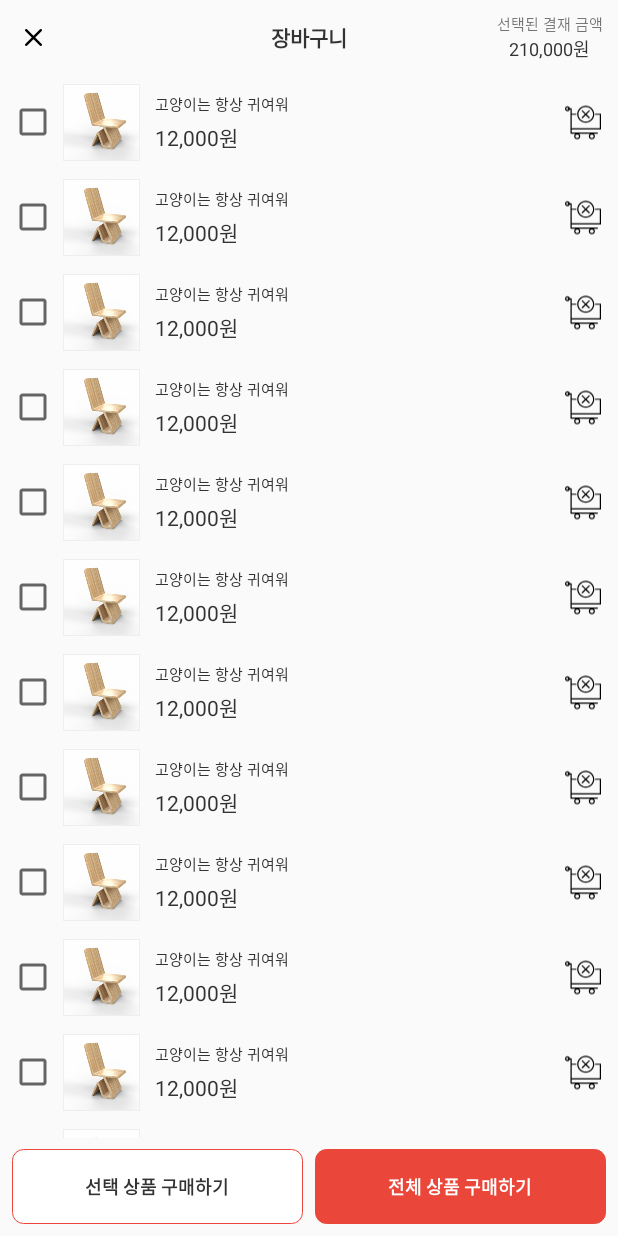
After one commit to doolri1276/ArCoreDemo, an Android app: the layout dialog_cart.xml on its own in the app's theme, with its tools: preview values and no code run, on a phone screen of 412 x 824 dp. The commit adds this screen. Run offline under Robolectric (Android 15) with nearby library versions, the phone set to English and light mode, and no system bars.

Commit message:
- 다이얼로그 디자인

```diff
--- a/app/src/main/AndroidManifest.xml
+++ b/app/src/main/AndroidManifest.xml
@@ -16,7 +16,7 @@
         android:networkSecurityConfig="@xml/network_security_config"
         android:roundIcon="@mipmap/ic_launcher_round"
         android:supportsRtl="true"
-        android:theme="@style/Theme.AppCompat.Light.NoActionBar">
+        android:theme="@style/AppTheme">
 
         <meta-data android:name="com.google.ar.core" android:value="required"/>
 
--- a/app/src/main/java/kr/co/naulsnow/arcoredemo/activities/MainActivity.java
+++ b/app/src/main/java/kr/co/naulsnow/arcoredemo/activities/MainActivity.java
@@ -26,6 +26,7 @@ import com.google.ar.sceneform.ux.BaseArFragment;
 
 import kr.co.naulsnow.arcoredemo.R;
 import kr.co.naulsnow.arcoredemo.adapters.FurnitureListAdapter;
+import kr.co.naulsnow.arcoredemo.dialogs.CartDialog;
 import kr.co.naulsnow.arcoredemo.models.FurnitureItem;
 import kr.co.naulsnow.arcoredemo.network.FurnitureApi;
 import kr.co.naulsnow.arcoredemo.network.NetworkManager;
@@ -192,6 +193,10 @@ public class MainActivity extends AppCompatActivity {
             }
         });
 
+        ivCart.setOnClickListener(v ->
+            showCartDialog()
+        );
+
         ivBack.setOnClickListener(new View.OnClickListener() {
             @Override
             public void onClick(View v) {
@@ -211,6 +216,12 @@ public class MainActivity extends AppCompatActivity {
             });
             rvChairs.setAdapter(furnitureListAdapter);
         }
+    }
+
+    private void showCartDialog(){
+        CartDialog dialog = new CartDialog();
+        dialog.setOnResult(() -> setCartNum());
+        dialog.show(getSupportFragmentManager(), "tag");
     }
 
     @Override
--- /dev/null
+++ b/app/src/main/java/kr/co/naulsnow/arcoredemo/dialogs/CartDialog.java
@@ -0,0 +1,66 @@
+package kr.co.naulsnow.arcoredemo.dialogs;
+
+import android.os.Bundle;
+import android.support.annotation.NonNull;
+import android.support.annotation.Nullable;
+import android.support.v4.app.DialogFragment;
+import android.view.LayoutInflater;
+import android.view.View;
+import android.view.ViewGroup;
+import android.widget.ImageView;
+
+import kr.co.naulsnow.arcoredemo.R;
+
+public class CartDialog extends DialogFragment {
+
+    OnResult onResult;
+
+    //X버튼
+    ImageView ivCancel;
+
+
+
+
+    @Nullable
+    @Override
+    public View onCreateView(@NonNull LayoutInflater inflater, @Nullable ViewGroup container, @Nullable Bundle savedInstanceState) {
+        View view = inflater.inflate(R.layout.dialog_cart, container, false);
+        setViews(view);
+        setListeners();
+        setAppBar();
+        setData();
+        return view;
+    }
+
+    private void setViews(View view) {
+        ivCancel = view.findViewById(R.id.iv_cancel);
+
+    }
+
+    private void setListeners() {
+        ivCancel.setOnClickListener(new View.OnClickListener() {
+            @Override
+            public void onClick(View v) {
+                onResult.finish();
+                getDialog().dismiss();
+            }
+        });
+
+    }
+
+    private void setAppBar() {
+
+    }
+
+    private void setData() {
+
+    }
+
+    public interface OnResult{
+        void finish();
+    }
+
+    public void setOnResult(OnResult onResult) {
+        this.onResult = onResult;
+    }
+}
--- a/app/src/main/java/kr/co/naulsnow/arcoredemo/models/FurnitureItem.java
+++ b/app/src/main/java/kr/co/naulsnow/arcoredemo/models/FurnitureItem.java
@@ -21,6 +21,7 @@ import kr.co.naulsnow.arcoredemo.singletons.FurnitureHelper;
 
 public class FurnitureItem {
 
+    private int furnitureCode;
     private int imageRid;
     private String imageUrl;
     private ViewRenderable viewRenderable;
@@ -49,6 +50,7 @@ public class FurnitureItem {
                 .build()
                 .thenAccept( renderable -> viewRenderable = renderable);
 
+        this.furnitureCode = furnitureItem.getFurnitureID();
         this.context = context;
         price = furnitureItem.getPrice();
         name=furnitureItem.getName();
@@ -177,6 +179,15 @@ public class FurnitureItem {
         return name;
     }
 
+    @Override
+    public boolean equals(Object obj) {
+
+        if(obj instanceof FurnitureItem==false)
+            return false;
+
+        return this.furnitureCode==((FurnitureItem)obj).furnitureCode;
+    }
+
     public interface OnDetachNode{
         void onDetach(int index, AnchorNode anchorNode);
     }
--- /dev/null
+++ b/app/src/main/res/drawable/ic_cart_cancel.xml
@@ -0,0 +1,6 @@
+<vector android:height="24dp" android:viewportHeight="59"
+    android:viewportWidth="59" android:width="24dp" xmlns:android="http://schemas.android.com/apk/res/android">
+    <path android:fillColor="#FF000000" android:pathData="M59,41V15h-9c-0.553,0 -1,0.447 -1,1s0.447,1 1,1h7v22H11V17h7c0.553,0 1,-0.447 1,-1s-0.447,-1 -1,-1h-7V7c0,-0.553 -0.447,-1 -1,-1H7.858C7.411,4.28 5.859,3 4,3C1.794,3 0,4.794 0,7s1.794,4 4,4c1.859,0 3.411,-1.28 3.858,-3H9v7v1v24v1v6c0,0.553 0.447,1 1,1h7.031C15.806,48.912 15,50.359 15,52c0,2.757 2.243,5 5,5s5,-2.243 5,-5c0,-1.641 -0.806,-3.088 -2.031,-4h18.062C39.806,48.912 39,50.359 39,52c0,2.757 2.243,5 5,5s5,-2.243 5,-5c0,-1.641 -0.806,-3.088 -2.031,-4H53c0.553,0 1,-0.447 1,-1s-0.447,-1 -1,-1H11v-5H59zM4,9C2.897,9 2,8.103 2,7s0.897,-2 2,-2c0.737,0 1.375,0.405 1.722,1H5C4.447,6 4,6.447 4,7s0.447,1 1,1h0.722C5.375,8.595 4.737,9 4,9zM20,55c-1.654,0 -3,-1.346 -3,-3s1.346,-3 3,-3s3,1.346 3,3S21.654,55 20,55zM44,55c-1.654,0 -3,-1.346 -3,-3s1.346,-3 3,-3s3,1.346 3,3S45.654,55 44,55z"/>
+    <path android:fillColor="#FF000000" android:pathData="M34,30c7.72,0 14,-6.28 14,-14S41.72,2 34,2S20,8.28 20,16S26.28,30 34,30zM34,4c6.617,0 12,5.383 12,12s-5.383,12 -12,12s-12,-5.383 -12,-12S27.383,4 34,4z"/>
+    <path android:fillColor="#FF000000" android:pathData="M27.636,22.364c0.195,0.195 0.451,0.293 0.707,0.293s0.512,-0.098 0.707,-0.293l4.95,-4.95l4.95,4.95c0.195,0.195 0.451,0.293 0.707,0.293s0.512,-0.098 0.707,-0.293c0.391,-0.391 0.391,-1.023 0,-1.414L35.414,16l4.95,-4.95c0.391,-0.391 0.391,-1.023 0,-1.414s-1.023,-0.391 -1.414,0L34,14.586l-4.95,-4.95c-0.391,-0.391 -1.023,-0.391 -1.414,0s-0.391,1.023 0,1.414l4.95,4.95l-4.95,4.95C27.245,21.341 27.245,21.974 27.636,22.364z"/>
+</vector>
--- /dev/null
+++ b/app/src/main/res/drawable/s_rect_border_gray.xml
@@ -0,0 +1,10 @@
+<?xml version="1.0" encoding="utf-8"?>
+<layer-list xmlns:android="http://schemas.android.com/apk/res/android">
+    <item>
+        <shape android:shape="rectangle">
+
+            <solid android:color="#ffffff" />
+            <stroke android:width="0.7dp" android:color="#eeeeee"/>
+        </shape>
+    </item>
+</layer-list>
--- /dev/null
+++ b/app/src/main/res/drawable/s_rect_rad_border_red.xml
@@ -0,0 +1,10 @@
+<?xml version="1.0" encoding="utf-8"?>
+<layer-list xmlns:android="http://schemas.android.com/apk/res/android">
+    <item>
+        <shape android:shape="rectangle">
+            <corners android:radius="7.5dp" />
+            <solid android:color="#ffffff" />
+            <stroke android:width="0.7dp" android:color="#EA4639"/>
+        </shape>
+    </item>
+</layer-list>
--- /dev/null
+++ b/app/src/main/res/drawable/s_rect_rad_fill_red.xml
@@ -0,0 +1,10 @@
+<?xml version="1.0" encoding="utf-8"?>
+<layer-list xmlns:android="http://schemas.android.com/apk/res/android">
+    <item>
+        <shape android:shape="rectangle">
+            <corners android:radius="7.5dp" />
+            <solid android:color="#EA4639" />
+            <stroke android:width="0.7dp" android:color="#EA4639"/>
+        </shape>
+    </item>
+</layer-list>
--- a/app/src/main/res/layout/activity_main.xml
+++ b/app/src/main/res/layout/activity_main.xml
@@ -37,9 +37,11 @@
         android:layout_height="20dp"
         android:layout_marginLeft="48dp"
         android:layout_marginTop="13dp"
-        android:background="@drawable/s_circle_yellow"
+        android:background="@drawable/s_circle_red"
         android:gravity="center"
         android:text="3"
+        android:visibility="gone"
+        tools:visibility="visible"
         android:textColor="#ffffff"
         android:textSize="12sp"
         android:textStyle="bold" />
--- a/app/src/main/res/layout/custom_appbar.xml
+++ b/app/src/main/res/layout/custom_appbar.xml
@@ -16,6 +16,7 @@
         />
 
     <TextView
+        android:id="@+id/tv_title"
         android:layout_width="wrap_content"
         android:layout_height="wrap_content"
         android:layout_centerInParent="true"
--- /dev/null
+++ b/app/src/main/res/layout/dialog_cart.xml
@@ -0,0 +1,136 @@
+<?xml version="1.0" encoding="utf-8"?>
+<RelativeLayout xmlns:android="http://schemas.android.com/apk/res/android"
+    android:layout_width="match_parent"
+    android:layout_height="match_parent"
+    xmlns:tools="http://schemas.android.com/tools">
+
+    <RelativeLayout
+        android:id="@+id/root_appbar"
+        android:layout_width="match_parent"
+        android:layout_height="50dp"
+        >
+
+        <ImageView
+            android:id="@+id/iv_cancel"
+            android:layout_width="wrap_content"
+            android:layout_height="match_parent"
+            android:paddingStart="16.5dp"
+            android:paddingEnd="16.5dp"
+            android:src="@drawable/ic_close"
+            />
+
+        <TextView
+            android:id="@+id/tv_title"
+            android:layout_width="wrap_content"
+            android:layout_height="wrap_content"
+            android:layout_centerInParent="true"
+            android:text="장바구니"
+            android:textColor="#333333"
+            android:textStyle="bold"
+            android:textSize="14sp"/>
+
+        <LinearLayout
+            android:layout_width="wrap_content"
+            android:orientation="vertical"
+            android:layout_alignParentRight="true"
+            android:layout_centerVertical="true"
+            android:gravity="center"
+            android:layout_marginRight="10dp"
+            android:layout_height="wrap_content">
+
+            <TextView
+                android:layout_width="wrap_content"
+                android:layout_height="wrap_content"
+                android:textSize="10sp"
+                android:text="선택된 결재 금액"/>
+
+            <TextView
+                android:layout_width="wrap_content"
+                android:layout_height="wrap_content"
+                android:textColor="#333333"
+                android:textSize="12sp"
+                android:text="210,000원"/>
+
+        </LinearLayout>
+
+    </RelativeLayout>
+
+    <android.support.v4.widget.NestedScrollView
+        android:id="@+id/nsv"
+        android:layout_below="@id/root_appbar"
+        android:layout_width="match_parent"
+        android:paddingBottom="65dp"
+        android:layout_height="wrap_content">
+
+        <LinearLayout
+            android:orientation="vertical"
+            android:layout_width="match_parent"
+            android:layout_height="wrap_content">
+
+            <include layout="@layout/item_cart"/>
+            <include layout="@layout/item_cart"/>
+            <include layout="@layout/item_cart"/>
+            <include layout="@layout/item_cart"/>
+            <include layout="@layout/item_cart"/>
+            <include layout="@layout/item_cart"/>
+            <include layout="@layout/item_cart"/>
+            <include layout="@layout/item_cart"/>
+            <include layout="@layout/item_cart"/>
+
+            <android.support.v7.widget.RecyclerView
+                android:layout_width="match_parent"
+                tools:listitem="@layout/item_cart"
+                android:layout_height="wrap_content">
+
+            </android.support.v7.widget.RecyclerView>
+
+        </LinearLayout>
+
+    </android.support.v4.widget.NestedScrollView>
+
+    <LinearLayout
+        android:id="@+id/ll_btn_area"
+        android:orientation="horizontal"
+        android:layout_alignBottom="@id/nsv"
+        android:layout_width="match_parent"
+        android:padding="6dp"
+        android:layout_height="wrap_content">
+
+        <TextView
+            android:layout_width="0dp"
+            android:layout_height="50dp"
+            android:layout_weight="1"
+            android:layout_marginTop="2dp"
+            android:layout_marginRight="4dp"
+            android:layout_marginLeft="2dp"
+            android:layout_marginBottom="2dp"
+            android:background="@drawable/s_rect_rad_border_red"
+            android:text="선택 상품 구매하기"
+            android:gravity="center"
+            android:textSize="12sp"
+            android:paddingRight="10dp"
+            android:paddingLeft="10dp"
+            android:textColor="#333333"
+            android:textStyle="bold"
+            />
+
+        <TextView
+            android:layout_width="0dp"
+            android:layout_height="50dp"
+            android:layout_weight="1"
+            android:layout_marginTop="2dp"
+            android:layout_marginRight="2dp"
+            android:layout_marginLeft="4dp"
+            android:layout_marginBottom="2dp"
+            android:textSize="12sp"
+            android:gravity="center"
+            android:paddingRight="10dp"
+            android:paddingLeft="10dp"
+            android:text="전체 상품 구매하기"
+            android:textColor="#ffffff"
+            android:textStyle="bold"
+            android:background="@drawable/s_rect_rad_fill_red"
+            />
+    </LinearLayout>
+
+</RelativeLayout>
--- /dev/null
+++ b/app/src/main/res/layout/item_cart.xml
@@ -0,0 +1,94 @@
+<?xml version="1.0" encoding="utf-8"?>
+<RelativeLayout
+    xmlns:android="http://schemas.android.com/apk/res/android" android:layout_width="match_parent"
+    android:layout_height="wrap_content">
+
+    <LinearLayout
+        android:orientation="horizontal"
+        android:gravity="center_vertical"
+        android:layout_width="match_parent"
+        android:padding="6dp"
+        android:layout_height="wrap_content">
+
+        <CheckBox
+            android:layout_width="wrap_content"
+            android:text=""
+            android:layout_height="wrap_content"
+            />
+
+        <LinearLayout
+            android:layout_width="wrap_content"
+            android:background="@drawable/s_rect_border_gray"
+            android:layout_marginLeft="4dp"
+            android:layout_height="wrap_content">
+            <ImageView
+                android:layout_width="50dp"
+                android:src="@drawable/fur01"
+                android:scaleType="centerCrop"
+                android:layout_margin="0.5dp"
+                android:layout_height="50dp" />
+        </LinearLayout>
+
+        <LinearLayout
+            android:layout_width="0dp"
+            android:layout_weight="1"
+            android:layout_marginLeft="10dp"
+            android:orientation="vertical"
+            android:layout_height="wrap_content">
+
+            <TextView
+                android:layout_width="wrap_content"
+                android:layout_height="wrap_content"
+                android:text="고양이는 항상 귀여워"
+                android:textColor="#333333"
+                android:textSize="10sp"/>
+
+            <TextView
+                android:layout_width="wrap_content"
+                android:layout_height="wrap_content"
+                android:textColor="#333333"
+                android:paddingTop="4dp"
+                android:text="12,000원"/>
+
+        </LinearLayout>
+
+        <LinearLayout
+            android:layout_width="wrap_content"
+            android:gravity="center_horizontal"
+            android:orientation="vertical"
+            android:paddingRight="6dp"
+            android:visibility="gone"
+            android:paddingLeft="6dp"
+            android:layout_marginRight="5dp"
+            android:layout_height="wrap_content">
+
+            <TextView
+                android:layout_width="wrap_content"
+                android:layout_height="wrap_content"
+                android:textSize="10sp"
+                android:textColor="#333333"
+                android:text="수량"/>
+
+            <TextView
+                android:layout_width="wrap_content"
+                android:layout_height="wrap_content"
+                android:textSize="14sp"
+                android:paddingRight="5dp"
+                android:paddingLeft="5dp"
+                android:textColor="#222222"
+                android:paddingTop="3dp"
+                android:text="1"/>
+
+        </LinearLayout>
+
+        <ImageView
+            android:layout_width="wrap_content"
+            android:layout_height="match_parent"
+            android:src="@drawable/ic_cart_cancel"
+            android:padding="5dp"
+            />
+
+
+    </LinearLayout>
+
+</RelativeLayout>
--- a/app/src/main/res/values/styles.xml
+++ b/app/src/main/res/values/styles.xml
@@ -1,7 +1,7 @@
 <resources>
 
     <!-- Base application theme. -->
-    <style name="AppTheme" parent="Theme.AppCompat.Light.DarkActionBar">
+    <style name="AppTheme" parent="Theme.AppCompat.Light.NoActionBar">
         <!-- Customize your theme here. -->
         <item name="colorPrimary">@color/colorPrimary</item>
         <item name="colorPrimaryDark">@color/colorPrimaryDark</item>
```
Also changed, not shown: app/src/main/res/drawable-hdpi/ic_close.png (added), app/src/main/res/drawable-mdpi/ic_close.png (added), app/src/main/res/drawable-xhdpi/ic_close.png (added), app/src/main/res/drawable-xxhdpi/ic_close.png (added), app/src/main/res/drawable-xxxhdpi/ic_close.png (added), app/src/main/res/drawable/s_circle_red.xml (renamed from app/src/main/res/drawable/s_circle_yellow.xml).
